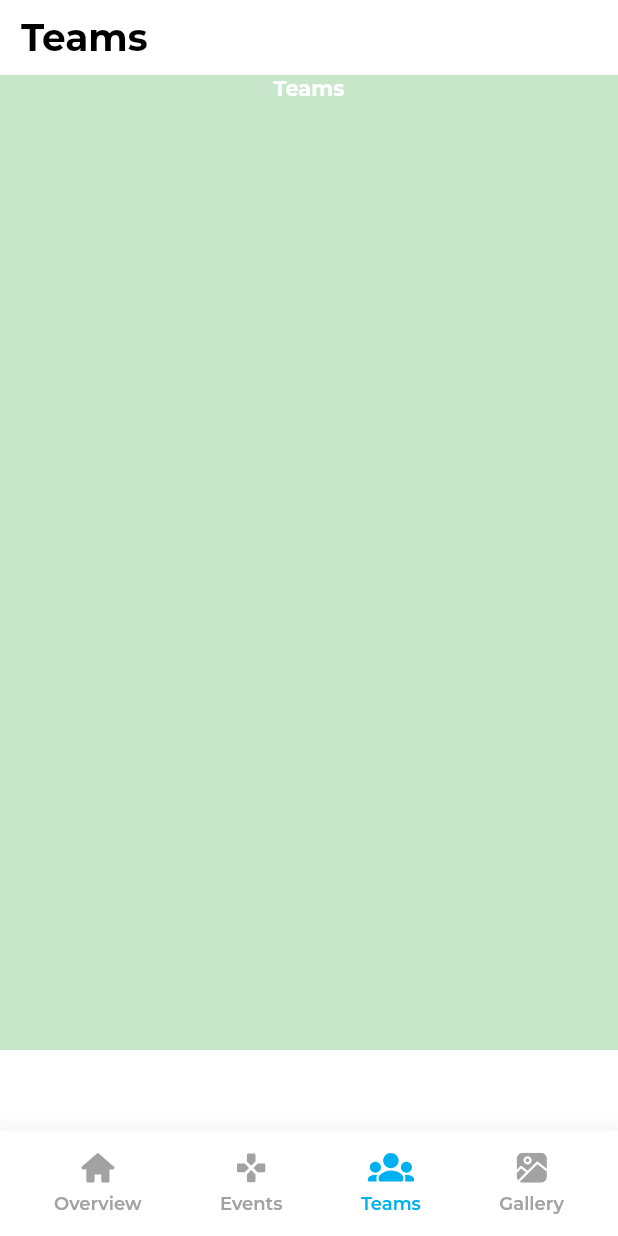
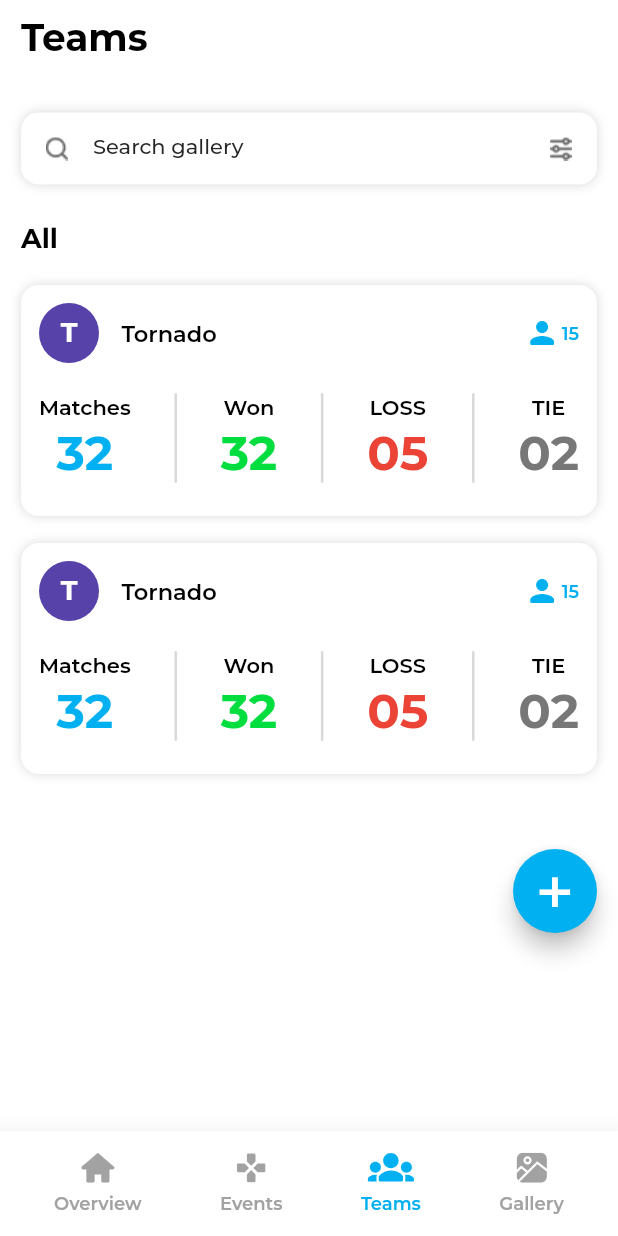
Before and after one commit to uroojmajid2000/Hudasoft_statboard_flutter_app, a Flutter app: the Layout screen opened directly, item 3 of the bottom bar chosen, on a phone screen of 412 x 824 dp. Run offline on Flutter 3.47's test engine with Material 2 defaults, Android fonts, the phone set to English and light mode, and no system bars; our stand-ins replace flutter_hooks, flutter_svg; project files that could hold a hidden picture were left out.

Commit message:
teams work

```diff
--- /dev/null
+++ b/lib/features/Players/presentation/screens/allteams/widgets/body.dart
@@ -0,0 +1,18 @@
+part of '../all_teams.dart';
+
+class Body extends StatefulWidget {
+  const Body({super.key});
+
+  @override
+  State<Body> createState() => _BodyState();
+}
+
+class _BodyState extends State<Body> {
+  @override
+  Widget build(BuildContext context) {
+    return SingleChildScrollView(
+        child: Column(children: [
+      Text('all teams'),
+    ]));
+  }
+}
--- a/lib/features/Players/presentation/screens/gallery/gallery_screen.dart
+++ b/lib/features/Players/presentation/screens/gallery/gallery_screen.dart
@@ -1,5 +1,6 @@
 import 'package:flutter/material.dart';
 import 'package:statboard_flutter_app/features/Players/presentation/screens/gallery/widgets/gallery_grid.dart';
+import '../../../../../resources/colors.dart';
 import '../../../../../shared/layout/layout_screen.dart';
 import '../../../../../shared/widgets/search_bar.dart';
 import '../../../../../shared/widgets/text.dart';
--- a/lib/features/Players/presentation/screens/gallery/widgets/body.dart
+++ b/lib/features/Players/presentation/screens/gallery/widgets/body.dart
@@ -33,6 +33,7 @@ class _BodyState extends State<Body> {
         ),
         const SizedBox(height: 20),
         GalleryGrid(),
+
       ],
     );
   }
--- a/lib/features/Players/presentation/screens/teams/teams_screen.dart
+++ b/lib/features/Players/presentation/screens/teams/teams_screen.dart
@@ -1,5 +1,12 @@
 import 'package:flutter/material.dart';
+import 'package:statboard_flutter_app/features/Players/presentation/screens/teams/widgets/teams_container.dart';
+import '../../../../../resources/colors.dart';
 import '../../../../../shared/layout/layout_screen.dart';
+import '../../../../../shared/routes/navigate.dart';
+import '../../../../../shared/widgets/search_bar.dart';
+import '../../../../../shared/widgets/text.dart';
+import '../allteams/all_teams.dart';
+import '../teamsdetails/teams_details.dart';
 
 part 'widgets/body.dart';
 
@@ -14,6 +21,7 @@ class TeamsScreen extends StatelessWidget {
       text: 'Teams',
       currentTab: 3,
       body: const SingleChildScrollView(
+        scrollDirection: Axis.vertical,
         child: Body(),
       ),
     );
--- a/lib/features/Players/presentation/screens/teams/widgets/body.dart
+++ b/lib/features/Players/presentation/screens/teams/widgets/body.dart
@@ -10,22 +10,48 @@ class Body extends StatefulWidget {
 class _BodyState extends State<Body> {
   @override
   Widget build(BuildContext context) {
-    return
-
-        Expanded(
-      child: Container(
-        height: 650,
-        color: Colors.green[100],
-        child: Column(
-          children: [
-            Center(
+    return Padding(
+      padding: const EdgeInsets.symmetric(horizontal: 14),
+      child: Column(
+        mainAxisAlignment: MainAxisAlignment.start,
+        crossAxisAlignment: CrossAxisAlignment.start,
+        children: [
+          const SizedBox(height: 25),
+          MySearchBar(
+            hintText: 'Search gallery',
+            onChange: () {},
+            prefixIcon: 'assets/icons/search.png',
+            suffixIcon: 'assets/icons/filter.png',
+          ),
+          const SizedBox(height: 25),
+          MyText.HeadingText(
+            "All ",
+          ),
+          const SizedBox(height: 20),
+          GestureDetector(
+              onTap: () {
+                Navigate.next(context, AllTeams.id);
+              },
+              child: TeamsContainer()),
+          const SizedBox(height: 18),
+          TeamsContainer(),
+          const SizedBox(height: 50),
+          Row(
+            mainAxisAlignment: MainAxisAlignment.end,
+            children: [
+              FloatingActionButton(
+                backgroundColor: kPrimaryColor,
                 child: Text(
-              'Teams',
-              style:
-                  TextStyle(color: Colors.white, fontWeight: FontWeight.bold),
-            )),
-          ],
-        ),
+                  '+',
+                  style: TextStyle(color: Colors.white, fontSize: 45),
+                ),
+                onPressed: () {
+                  Navigate.next(context, TeamsDetails.id);
+                },
+              ),
+            ],
+          ),
+        ],
       ),
     );
   }
--- /dev/null
+++ b/lib/features/Players/presentation/screens/teams/widgets/matches.dart
@@ -0,0 +1,38 @@
+import 'package:flutter/material.dart';
+
+class Matches extends StatelessWidget {
+  final String text;
+  final String value;
+  final Color valueColor;
+
+  Matches({super.key, required this.text, required this.value, required this.valueColor});
+
+  @override
+  Widget build(BuildContext context) {
+    return Column(
+      children: [
+        Text(
+          text,
+          style: TextStyle(
+            color: Colors.black,
+            fontSize: 14,
+            fontFamily: "Montserrat",
+            fontWeight: FontWeight.w600,
+          ),
+        ),
+        SizedBox(
+          height: 3,
+        ),
+        Text(
+          value,
+          style: TextStyle(
+            color: valueColor,
+            fontSize: 32,
+            fontFamily: "Montserrat",
+            fontWeight: FontWeight.w700,
+          ),
+        )
+      ],
+    );
+  }
+}
--- /dev/null
+++ b/lib/features/Players/presentation/screens/teams/widgets/teams_container.dart
@@ -0,0 +1,107 @@
+import 'package:flutter/material.dart';
+import 'package:flutter_svg/svg.dart';
+import 'package:statboard_flutter_app/features/Players/presentation/screens/teams/widgets/matches.dart';
+import 'package:statboard_flutter_app/features/Players/presentation/screens/teams/widgets/vertical_line.dart';
+
+import '../../../../../../shared/widgets/text.dart';
+
+class TeamsContainer extends StatelessWidget {
+  const TeamsContainer({super.key});
+
+  @override
+  Widget build(BuildContext context) {
+    return Container(
+      width: double.infinity,
+      height: 154,
+      decoration: BoxDecoration(
+        borderRadius: BorderRadius.circular(12),
+        boxShadow: [
+          BoxShadow(
+            color: Color(0x26000000),
+            blurRadius: 6,
+            offset: Offset(0, 0),
+          ),
+        ],
+        color: Colors.white,
+      ),
+      child: Padding(
+        padding: const EdgeInsets.all(12),
+        child: Column(
+          children: [
+            Row(
+              mainAxisAlignment: MainAxisAlignment.spaceBetween,
+              children: [
+                CircleAvatar(
+                    backgroundColor: Color(0xff5642a9),
+                    radius: 20,
+                    child: Text(
+                      "T",
+                      style: TextStyle(
+                        color: Colors.white,
+                        fontSize: 18,
+                        fontFamily: "Montserrat",
+                        fontWeight: FontWeight.w700,
+                      ),
+                    )),
+                SizedBox(
+                  width: 15,
+                ),
+                Expanded(
+                  child: Text(
+                    "Tornado",
+                    style: TextStyle(
+                      color: Colors.black,
+                      fontSize: 15,
+                      fontFamily: "Montserrat",
+                      fontWeight: FontWeight.w600,
+                    ),
+                  ),
+                ),
+                Row(
+                  children: [
+                    SvgPicture.asset('assets/icons/person.svg'),
+                    SizedBox(
+                      width: 5,
+                    ),
+                    MyText.simpleblueText("15"),
+                  ],
+                )
+              ],
+            ),
+            SizedBox(
+              height: 20,
+            ),
+            Row(
+              mainAxisAlignment: MainAxisAlignment.spaceBetween,
+              children: [
+                Matches(
+                  text: "Matches",
+                  value: "32",
+                  valueColor: Color(0xff00b0f0),
+                ),
+                VerticalLine(),
+                Matches(
+                  text: "Won",
+                  value: "32",
+                  valueColor: Color(0xff00dd3e),
+                ),
+                VerticalLine(),
+                Matches(
+                  text: "LOSS",
+                  value: "05",
+                  valueColor: Color(0xffeb4335),
+                ),
+                VerticalLine(),
+                Matches(
+                  text: "TIE",
+                  value: "02",
+                  valueColor: Color(0xff787777),
+                ),
+              ],
+            )
+          ],
+        ),
+      ),
+    );
+  }
+}
--- /dev/null
+++ b/lib/features/Players/presentation/screens/teams/widgets/vertical_line.dart
@@ -0,0 +1,17 @@
+import 'package:flutter/cupertino.dart';
+
+class VerticalLine extends StatelessWidget {
+  const VerticalLine({super.key});
+
+  @override
+  Widget build(BuildContext context) {
+    return  Container(
+                    width: 1.70,
+                    height: 60,
+                    decoration: BoxDecoration(
+                      borderRadius: BorderRadius.circular(10),
+                      color: Color(0xffd9d9d9),
+                    ),
+                  );
+  }
+}
--- a/lib/shared/routes/players/routes.dart
+++ b/lib/shared/routes/players/routes.dart
@@ -1,15 +1,19 @@
 import 'package:flutter/material.dart';
 
 import '../../../features/Players/presentation/screens/Teams/teams_screen.dart';
+import '../../../features/Players/presentation/screens/allteams/all_teams.dart';
 import '../../../features/Players/presentation/screens/events/events_screen.dart';
 import '../../../features/Players/presentation/screens/gallery/gallery_screen.dart';
 import '../../../features/Players/presentation/screens/overview/overview_screen.dart';
+import '../../../features/Players/presentation/screens/teamsdetails/teams_details.dart';
 
 class PlayersRoutes {
   static Map<String, Widget Function(BuildContext)> routes = {
     OverviewScreen.id: (context) => const OverviewScreen(),
     EventsScreen.id: (context) => const EventsScreen(),
     TeamsScreen.id: (context) => const TeamsScreen(),
+    TeamsDetails.id: (context) => const TeamsDetails(),
+    AllTeams.id: (context) => const AllTeams(),
     GalleryScreen.id: (context) => const GalleryScreen(),
   };
 }
--- a/lib/shared/widgets/text_field.dart
+++ b/lib/shared/widgets/text_field.dart
@@ -38,6 +38,7 @@ class _MyTextFieldState extends State<MyTextField> {
   Widget build(BuildContext context) {
     return Container(
       decoration: BoxDecoration(
+        borderRadius: BorderRadius.circular(12),
         boxShadow: [
           BoxShadow(
             color: Color(0x26000000),
@@ -46,7 +47,6 @@ class _MyTextFieldState extends State<MyTextField> {
           ),
         ],
         color: Colors.white,
-        borderRadius: BorderRadius.circular(12),
       ),
       child: TextFormField(
         controller: widget.controller,
@@ -90,10 +90,11 @@ class _MyTextFieldState extends State<MyTextField> {
               : null,
 
           border: InputBorder.none,
+
           // focusedBorder: InputBorder.none,
           // errorBorder: InputBorder.none,
           // disabledBorder: InputBorder.none,
-          // contentPadding: const EdgeInsets.symmetric(horizontal: 16),
+
           suffixIcon: widget.obscureText
               ? (show
                   ? IconButton(
```
Also changed, not shown: lib/features/Players/presentation/screens/allteams/all_teams.dart (added, +22 -0 lines), lib/features/Players/presentation/screens/teamsdetails/teams_details.dart (added, +29 -0 lines), lib/features/Players/presentation/screens/teamsdetails/widgets/body.dart (added, +159 -0 lines), lib/shared/widgets/dropdown.dart (+81 -11 lines), lib/shared/widgets/search_bar.dart (+0 -65 lines), assets/icons/person.svg (added), assets/logos/create_teamslogo.svg (added).
